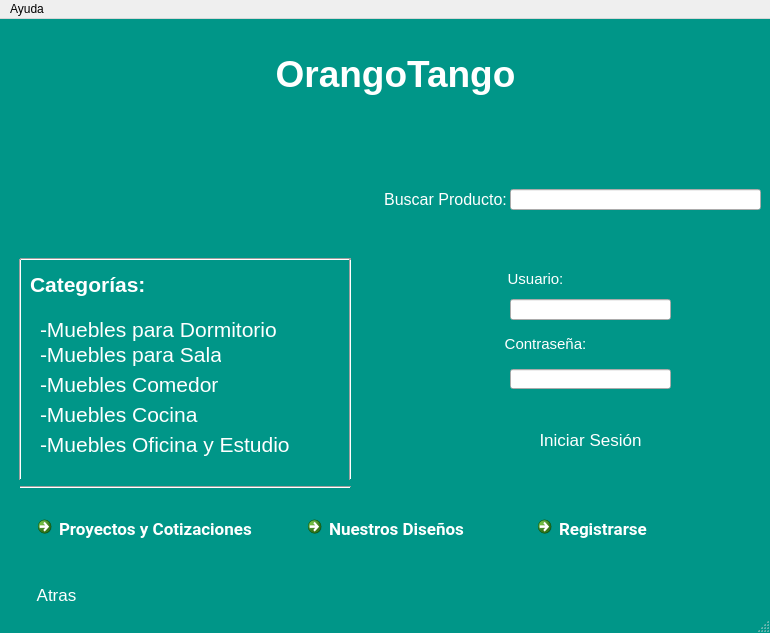
This is OrangoTango/mainwindow.ui in AlejandroMB1/OrangoTango as Qt 5 draws it before an edit. The edited form follows.
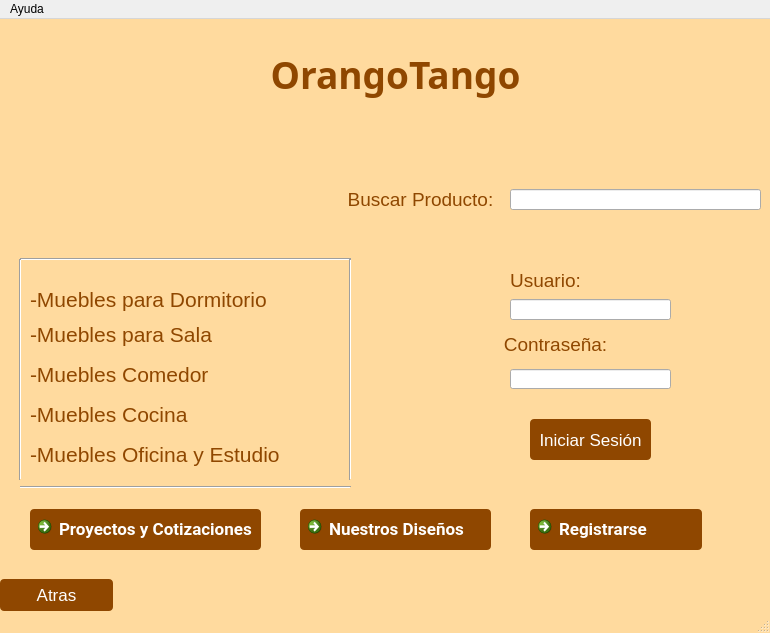
This is the edited form. Icons and pictures are not drawn.

Commit message: Ventana de cuenta y mainwindow modificadas

The edit to the form file:
```diff
--- a/OrangoTango/mainwindow.ui
+++ b/OrangoTango/mainwindow.ui
@@ -18,8 +18,10 @@
 
 	#MainWindow{
 	
-		/*background-color: rgb(255, 218, 158);*/
-		background-color: #009688;
+		
+		
+	background-color: rgb(255, 218, 158);
+		/*background-color: #009688;*/
 	    /*background-color: rgb(255, 128, 0);*/
 	    /*background-color: rgb(255, 79, 79);*/
 	}
@@ -27,7 +29,7 @@
 	/*Estilos para el botón*/
 	#atras,#BotonIniciarS,#BotonNDisenos,#BotonProyectos,#BotonRegistrarse{
 		
-	/*background-color: rgb(255, 85, 0);*/
+	background-color: rgb(143, 71, 0);
 		border-radius: 4px;
 		color: #fff;
 		font-family: 'Roboto';
@@ -45,14 +47,7 @@
 
 	
 	/*Definimos los estilos para los QLabel*/
-	#label_2{
-		font-family: 'Matura MT Script Capitals';
-		color: rgb(143, 71, 0);
-		
-		/*background-color: rgb(143, 71, 0);*/
-	
-	
-	}
+					
 
 	#Reloj{
 		
@@ -77,14 +72,14 @@
    <widget class="QLabel" name="label_9">
     <property name="geometry">
      <rect>
-      <x>40</x>
-      <y>410</y>
-      <width>251</width>
+      <x>30</x>
+      <y>420</y>
+      <width>291</width>
       <height>31</height>
      </rect>
     </property>
     <property name="text">
-     <string>&lt;html&gt;&lt;head/&gt;&lt;body&gt;&lt;p&gt;&lt;span style=&quot; font-size:16pt; color:#ffffff;&quot;&gt;-Muebles Oficina y Estudio&lt;/span&gt;&lt;/p&gt;&lt;/body&gt;&lt;/html&gt;</string>
+     <string>&lt;html&gt;&lt;head/&gt;&lt;body&gt;&lt;p&gt;&lt;span style=&quot; font-size:16pt; color:#8f4700;&quot;&gt;-Muebles Oficina y Estudio&lt;/span&gt;&lt;/p&gt;&lt;/body&gt;&lt;/html&gt;</string>
     </property>
    </widget>
    <widget class="QLabel" name="label_2">
@@ -96,12 +91,17 @@
       <height>51</height>
      </rect>
     </property>
+    <property name="font">
+     <font>
+      <family>Matura MT Script Capitals</family>
+     </font>
+    </property>
     <property name="styleSheet">
      <string notr="true">border-color: rgb(255, 255, 255);
 gridline-color: rgb(85, 255, 255);</string>
     </property>
     <property name="text">
-     <string>&lt;html&gt;&lt;head/&gt;&lt;body&gt;&lt;p align=&quot;center&quot;&gt;&lt;span style=&quot; font-size:28pt; font-weight:600; color:#ffffff;&quot;&gt;OrangoTango&lt;/span&gt;&lt;/p&gt;&lt;/body&gt;&lt;/html&gt;</string>
+     <string>&lt;html&gt;&lt;head/&gt;&lt;body&gt;&lt;p align=&quot;center&quot;&gt;&lt;span style=&quot; font-size:28pt; font-weight:600; color:#8f4700;&quot;&gt;OrangoTango&lt;/span&gt;&lt;/p&gt;&lt;/body&gt;&lt;/html&gt;</string>
     </property>
    </widget>
    <widget class="QLineEdit" name="BuscarP">
@@ -120,14 +120,20 @@
    <widget class="QLabel" name="label_6">
     <property name="geometry">
      <rect>
-      <x>40</x>
-      <y>320</y>
-      <width>181</width>
+      <x>30</x>
+      <y>300</y>
+      <width>211</width>
       <height>31</height>
      </rect>
     </property>
+    <property name="font">
+     <font>
+      <family>MS Shell Dlg 2</family>
+      <pointsize>15</pointsize>
+     </font>
+    </property>
     <property name="text">
-     <string>&lt;html&gt;&lt;head/&gt;&lt;body&gt;&lt;p&gt;&lt;span style=&quot; font-size:16pt; color:#ffffff;&quot;&gt;-Muebles para Sala&lt;/span&gt;&lt;/p&gt;&lt;/body&gt;&lt;/html&gt;</string>
+     <string>&lt;html&gt;&lt;head/&gt;&lt;body&gt;&lt;p&gt;&lt;span style=&quot; font-size:16pt; color:#8f4700;&quot;&gt;-Muebles para Sala&lt;/span&gt;&lt;/p&gt;&lt;/body&gt;&lt;/html&gt;</string>
     </property>
    </widget>
    <widget class="Line" name="line_3">
@@ -143,30 +149,17 @@
      <enum>Qt::Horizontal</enum>
     </property>
    </widget>
-   <widget class="QLabel" name="label_11">
-    <property name="geometry">
-     <rect>
-      <x>30</x>
-      <y>250</y>
-      <width>161</width>
-      <height>31</height>
-     </rect>
-    </property>
-    <property name="text">
-     <string>&lt;html&gt;&lt;head/&gt;&lt;body&gt;&lt;p&gt;&lt;span style=&quot; font-size:16pt; font-weight:600; color:#ffffff;&quot;&gt;Categorías:&lt;/span&gt;&lt;/p&gt;&lt;/body&gt;&lt;/html&gt;</string>
-    </property>
-   </widget>
    <widget class="QLabel" name="label_10">
     <property name="geometry">
      <rect>
-      <x>380</x>
+      <x>340</x>
       <y>160</y>
-      <width>131</width>
+      <width>161</width>
       <height>41</height>
      </rect>
     </property>
     <property name="text">
-     <string>&lt;html&gt;&lt;head/&gt;&lt;body&gt;&lt;p align=&quot;center&quot;&gt;&lt;span style=&quot; font-size:12pt; color:#ffffff;&quot;&gt;Buscar Producto:&lt;/span&gt;&lt;/p&gt;&lt;/body&gt;&lt;/html&gt;</string>
+     <string>&lt;html&gt;&lt;head/&gt;&lt;body&gt;&lt;p align=&quot;center&quot;&gt;&lt;span style=&quot; font-size:14pt; color:#8f4700;&quot;&gt;Buscar Producto:&lt;/span&gt;&lt;/p&gt;&lt;/body&gt;&lt;/html&gt;</string>
     </property>
    </widget>
    <widget class="QLineEdit" name="Usuario">
@@ -204,14 +197,20 @@
    <widget class="QLabel" name="label_3">
     <property name="geometry">
      <rect>
-      <x>40</x>
-      <y>290</y>
+      <x>30</x>
+      <y>260</y>
       <width>311</width>
       <height>41</height>
      </rect>
     </property>
+    <property name="font">
+     <font>
+      <family>MS Shell Dlg 2</family>
+      <pointsize>12</pointsize>
+     </font>
+    </property>
     <property name="text">
-     <string>&lt;html&gt;&lt;head/&gt;&lt;body&gt;&lt;p&gt;&lt;span style=&quot; font-size:16pt; color:#ffffff;&quot;&gt;-Muebles para Dormitorio&lt;/span&gt;&lt;/p&gt;&lt;/body&gt;&lt;/html&gt;</string>
+     <string>&lt;html&gt;&lt;head/&gt;&lt;body&gt;&lt;p&gt;&lt;span style=&quot; font-size:16pt; color:#8f4700;&quot;&gt;-Muebles para Dormitorio&lt;/span&gt;&lt;/p&gt;&lt;/body&gt;&lt;/html&gt;</string>
     </property>
    </widget>
    <widget class="QLabel" name="label_12">
@@ -274,25 +273,31 @@
      <rect>
       <x>500</x>
       <y>250</y>
-      <width>71</width>
+      <width>91</width>
       <height>21</height>
      </rect>
     </property>
+    <property name="font">
+     <font>
+      <family>MS Shell Dlg 2</family>
+      <pointsize>14</pointsize>
+     </font>
+    </property>
     <property name="text">
-     <string>&lt;html&gt;&lt;head/&gt;&lt;body&gt;&lt;p align=&quot;center&quot;&gt;&lt;span style=&quot; font-size:11pt; color:#ffffff;&quot;&gt;Usuario:&lt;/span&gt;&lt;/p&gt;&lt;/body&gt;&lt;/html&gt;</string>
+     <string>&lt;html&gt;&lt;head/&gt;&lt;body&gt;&lt;p align=&quot;center&quot;&gt;&lt;span style=&quot; font-size:14pt; color:#8f4700;&quot;&gt;Usuario:&lt;/span&gt;&lt;/p&gt;&lt;/body&gt;&lt;/html&gt;</string>
     </property>
    </widget>
    <widget class="QLabel" name="label_8">
     <property name="geometry">
      <rect>
-      <x>40</x>
+      <x>30</x>
       <y>380</y>
-      <width>161</width>
+      <width>201</width>
       <height>31</height>
      </rect>
     </property>
     <property name="text">
-     <string>&lt;html&gt;&lt;head/&gt;&lt;body&gt;&lt;p&gt;&lt;span style=&quot; font-size:16pt; color:#ffffff;&quot;&gt;-Muebles Cocina&lt;/span&gt;&lt;/p&gt;&lt;/body&gt;&lt;/html&gt;</string>
+     <string>&lt;html&gt;&lt;head/&gt;&lt;body&gt;&lt;p&gt;&lt;span style=&quot; font-size:16pt; color:#8f4700;&quot;&gt;-Muebles Cocina&lt;/span&gt;&lt;/p&gt;&lt;/body&gt;&lt;/html&gt;</string>
     </property>
    </widget>
    <widget class="QLabel" name="label_14">
@@ -300,12 +305,12 @@
      <rect>
       <x>500</x>
       <y>310</y>
-      <width>91</width>
+      <width>111</width>
       <height>31</height>
      </rect>
     </property>
     <property name="text">
-     <string>&lt;html&gt;&lt;head/&gt;&lt;body&gt;&lt;p align=&quot;center&quot;&gt;&lt;span style=&quot; font-size:11pt; color:#ffffff;&quot;&gt;Contraseña:&lt;/span&gt;&lt;/p&gt;&lt;/body&gt;&lt;/html&gt;</string>
+     <string>&lt;html&gt;&lt;head/&gt;&lt;body&gt;&lt;p align=&quot;center&quot;&gt;&lt;span style=&quot; font-size:14pt; color:#8f4700;&quot;&gt;Contraseña:&lt;/span&gt;&lt;/p&gt;&lt;/body&gt;&lt;/html&gt;</string>
     </property>
    </widget>
    <widget class="Line" name="line">
@@ -368,14 +373,14 @@
    <widget class="QLabel" name="label_7">
     <property name="geometry">
      <rect>
-      <x>40</x>
-      <y>350</y>
-      <width>181</width>
+      <x>30</x>
+      <y>340</y>
+      <width>211</width>
       <height>31</height>
      </rect>
     </property>
     <property name="text">
-     <string>&lt;html&gt;&lt;head/&gt;&lt;body&gt;&lt;p&gt;&lt;span style=&quot; font-size:16pt; color:#ffffff;&quot;&gt;-Muebles Comedor&lt;/span&gt;&lt;/p&gt;&lt;/body&gt;&lt;/html&gt;</string>
+     <string>&lt;html&gt;&lt;head/&gt;&lt;body&gt;&lt;p&gt;&lt;span style=&quot; font-size:16pt; color:#8f4700;&quot;&gt;-Muebles Comedor&lt;/span&gt;&lt;/p&gt;&lt;/body&gt;&lt;/html&gt;</string>
     </property>
    </widget>
    <widget class="Line" name="line_4">
```
The commit also changes 2 other files.
